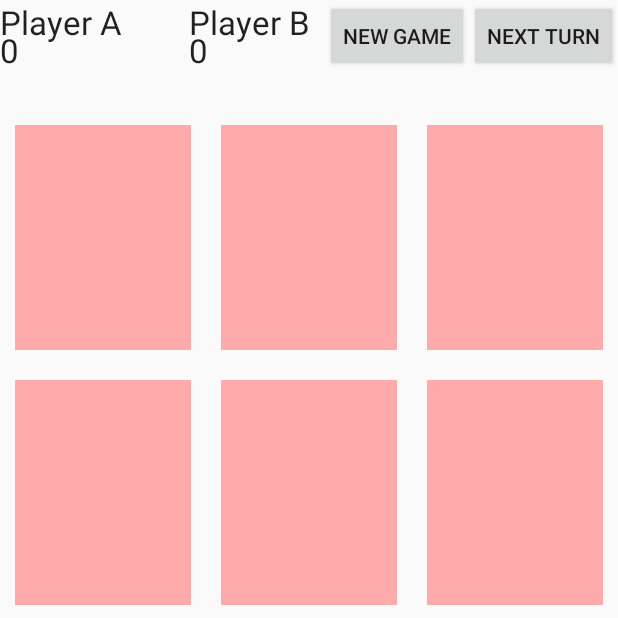
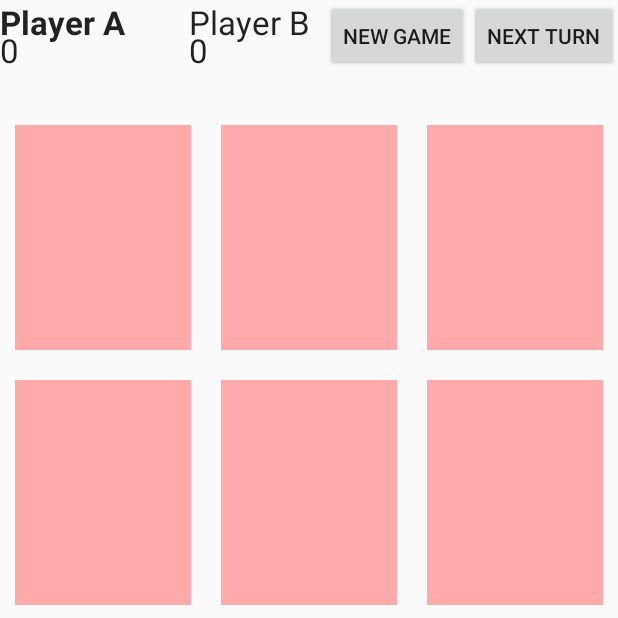
Before and after one commit to pdulapalli/Integrated-Platform-Memory-Game, an Android app: the screen it shows after launch (MainActivity), on a phone screen of 412 x 824 dp, the top half of it. Run offline under Robolectric (Android 15) with nearby library versions, the phone set to English and light mode, and no system bars.

Commit message:
Fixed initialization bug in current player indicator

```diff
--- a/Android/Android_DualWorldMemory/app/src/main/java/com/example/bme590/android_dualworldmemory/MainActivity.java
+++ b/Android/Android_DualWorldMemory/app/src/main/java/com/example/bme590/android_dualworldmemory/MainActivity.java
@@ -285,6 +285,8 @@ public class MainActivity extends AppCompatActivity {
     public void initializeGame(){
         TextView playerAScoreText = (TextView) findViewById(PLAYER_A_SCORE_ID);
         TextView playerBScoreText = (TextView) findViewById(PLAYER_B_SCORE_ID);
+        TextView playerATitle = (TextView) findViewById(PLAYER_A_TITLE);
+        TextView playerBTitle = (TextView) findViewById(PLAYER_B_TITLE);
 
         initializeTiles();
 
@@ -293,9 +295,12 @@ public class MainActivity extends AppCompatActivity {
         currentPlayer = true;
         gameOver = false;
 
-        scoreA = scoreB = 0;
+        scoreA = scoreB = 0;              //Update player scores and respective displays
         playerAScoreText.setText("0");
         playerBScoreText.setText("0");
+
+        playerATitle.setTypeface(null, Typeface.BOLD);   //Set up current player text marker
+        playerBTitle.setTypeface(null, Typeface.NORMAL);
 
         tilesActive = new boolean[9];
         recentlyFlippedTiles = new int[2];
```
